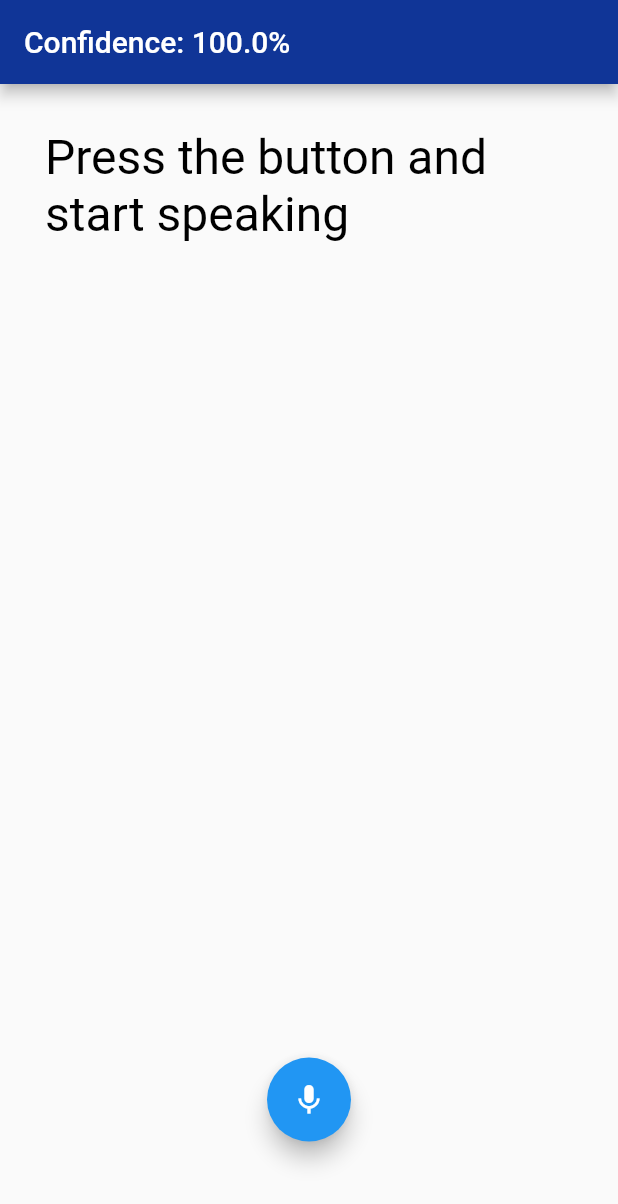
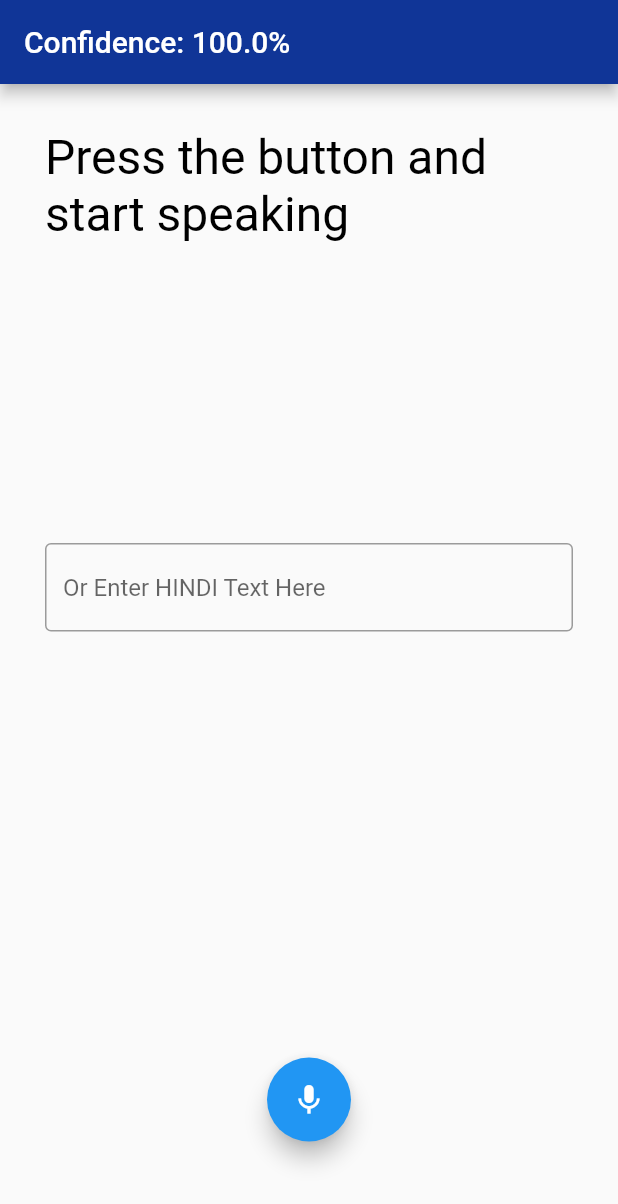
Before and after one commit to teamzero-aaq/nlidb-app, a Flutter app: the SpeechScreen screen opened directly, after a tap on the "mic none" icon, on a phone screen of 412 x 824 dp. Shown: the top 1204 px of the screen. Run offline on Flutter 3.47's test engine with Material 2 defaults, Android fonts, the phone set to English and light mode, and no system bars; drawn by our look-alikes of avatar_glow; our stand-ins replace flutter_spinkit, flutter_svg, simple_animations, speech_to_text, toast.

Commit message:
converted to hindi, api call done, table displayed

```diff
--- a/lib/speech_screen.dart
+++ b/lib/speech_screen.dart
@@ -1,6 +1,11 @@
+import 'dart:convert';
+
 import 'package:avatar_glow/avatar_glow.dart';
 import 'package:flutter/material.dart';
+import 'package:flutter_spinkit/flutter_spinkit.dart';
 import 'package:speech_to_text/speech_to_text.dart' as stt;
+import 'package:http/http.dart' as http;
+import 'package:toast/toast.dart';
 
 class SpeechScreen extends StatefulWidget {
   @override
@@ -10,8 +15,69 @@ class SpeechScreen extends StatefulWidget {
 class _SpeechScreenState extends State<SpeechScreen> {
   stt.SpeechToText _speech;
   bool _isListening = false;
-  String _text = 'Press the button and start speaking';
+  String text = 'Press the button and start speaking';
+  String _text = "", query = "", statement = "";
+  List tables, columns, data;
+  TextEditingController _textEditingController;
   double _confidence = 1.0;
+  bool loading = false;
+  bool visible = false;
+  List<List<DataCell>> rows = [];
+
+  submit() {
+    rows = [];
+    if(_textEditingController.value.text == "") {
+      setState(() {
+        loading = false;
+        _isListening = false;
+      });
+      return;
+    }
+    getResponse(_textEditingController.value.text);
+  }
+
+  getResponse(String text) async {
+
+    await http.get("http://192.168.29.87:8000/nlphindi?hindi_sentence="+Uri.encodeFull(_textEditingController.value.text)).then((response) {
+      var result = json.decode(response.body.toString());
+      if(response.statusCode == 200) {
+        if(result.containsKey("error")) {
+          Toast.show(result["error"], context, duration: 5, gravity:  Toast.BOTTOM);
+        } else {
+          setState(() {
+            query = result["query"];
+            statement = result["statement"];
+            tables = result["tables"];
+            columns = result["columns"];
+            data = result["data"];
+
+            print(query);
+            print(statement);
+            print(columns.length);
+            print(tables);
+            print(data);
+            print(data[0]);
+            print(data[0].runtimeType);
+
+            for(int i = 0; i < data.length ; i++) {
+              List<DataCell> temp = [];
+              for (int j = 0; j < data[i].length; j++) {
+                temp.add(DataCell(Text(data[i][j].toString())));
+              }
+              rows.add(temp);
+            }
+
+            visible = true;
+          });
+        }
+      } else {
+
+      }
+      setState(() {
+        loading = false;
+      });
+    });
+  }
 
   void _listen() async {
     if (!_isListening) {
@@ -20,9 +86,13 @@ class _SpeechScreenState extends State<SpeechScreen> {
         onError: (val) => print('onError: $val'),
       );
       if (available) {
-        setState(() => _isListening = true);
+        setState(() {
+          _isListening = true;
+        });
         _speech.listen(
+          localeId: "hi-IN",
           onResult: (val) => setState(() {
+            _textEditingController.text = val.recognizedWords;
             _text = val.recognizedWords;
             if (val.hasConfidenceRating && val.confidence > 0) {
               _confidence = val.confidence;
@@ -31,7 +101,11 @@ class _SpeechScreenState extends State<SpeechScreen> {
         );
       }
     } else {
-      setState(() => _isListening = false);
+      setState(() {
+        _isListening = false;
+        loading = true;
+      });
+      submit();
       _speech.stop();
     }
   }
@@ -40,13 +114,23 @@ class _SpeechScreenState extends State<SpeechScreen> {
   void initState() {
     super.initState();
     _speech = stt.SpeechToText();
+    _textEditingController = TextEditingController();
+  }
+
+  @override
+  void dispose() {
+    _textEditingController.dispose();
+    super.dispose();
   }
 
   @override
   Widget build(BuildContext context) {
-    return Scaffold(
+    return !visible ? Stack(
+      children: [
+        Scaffold(
           appBar: AppBar(
             title: Text('Confidence: ${(_confidence * 100.0).toStringAsFixed(1)}%'),
+            // title: Text('NLIDB'),
           ),
           floatingActionButtonLocation: FloatingActionButtonLocation.centerFloat,
           floatingActionButton: AvatarGlow(
@@ -65,14 +149,64 @@ class _SpeechScreenState extends State<SpeechScreen> {
             reverse: true,
             child: Container(
               padding: const EdgeInsets.fromLTRB(30.0, 30.0, 30.0, 150.0),
-          child: Text(
-            _text,
+              child: Column(
+                children: [
+                  Text(
+                          text,
                           style: TextStyle(
                             fontSize: 32.0,
                             color: Colors.black,
                             fontWeight: FontWeight.w400,
                           ),
                         ),
+                  SizedBox(height: 200,),
+                  TextField(
+                    controller: _textEditingController,
+                    decoration: InputDecoration(
+                        border: OutlineInputBorder(),
+                        hintText: 'Or Enter HINDI Text Here'
+                    ),
+                    onSubmitted: (val) {
+                      setState(() {
+                        loading = true;
+                        _isListening = false;
+                        _speech.stop();
+                      });
+                      submit();
+                    },
+                  ),
+                ],
+              )
+            ),
+          ),
+        ),
+        loading ? Container(
+          color: Colors.black.withOpacity(0.5),
+          child:  Center(
+            child:SizedBox(
+              child: SpinKitThreeBounce(
+                color: Colors.white,
+                size: 30.0,
+              ),
+              height: 200.0,
+              width: 200.0,
+            ),
+          ),
+        )
+            : Container()
+      ],
+    ) : Scaffold(
+      appBar: AppBar(
+        title: Text(query),
+      ),
+      body: SingleChildScrollView(
+        scrollDirection: Axis.vertical,
+        child: SingleChildScrollView(
+          scrollDirection: Axis.horizontal,
+          child: DataTable(
+            columns: columns.map((name) => DataColumn(label: Text(name))).toList(),
+            rows: rows.map((row) => DataRow(cells: row)).toList(),
+          )
         ),
       ),
     );
--- a/pubspec.yaml
+++ b/pubspec.yaml
@@ -34,6 +34,9 @@ dependencies:
   flutter_svg: 0.18.0
   simple_animations: ^1.3.3
   font_awesome_flutter:
+  http:
+  flutter_spinkit: "^4.1.2"
+  toast:
 
 
 dev_dependencies:
```
Also changed, not shown: pubspec.lock, 1 other file. Lines whose indentation alone changed are shown as unchanged.
